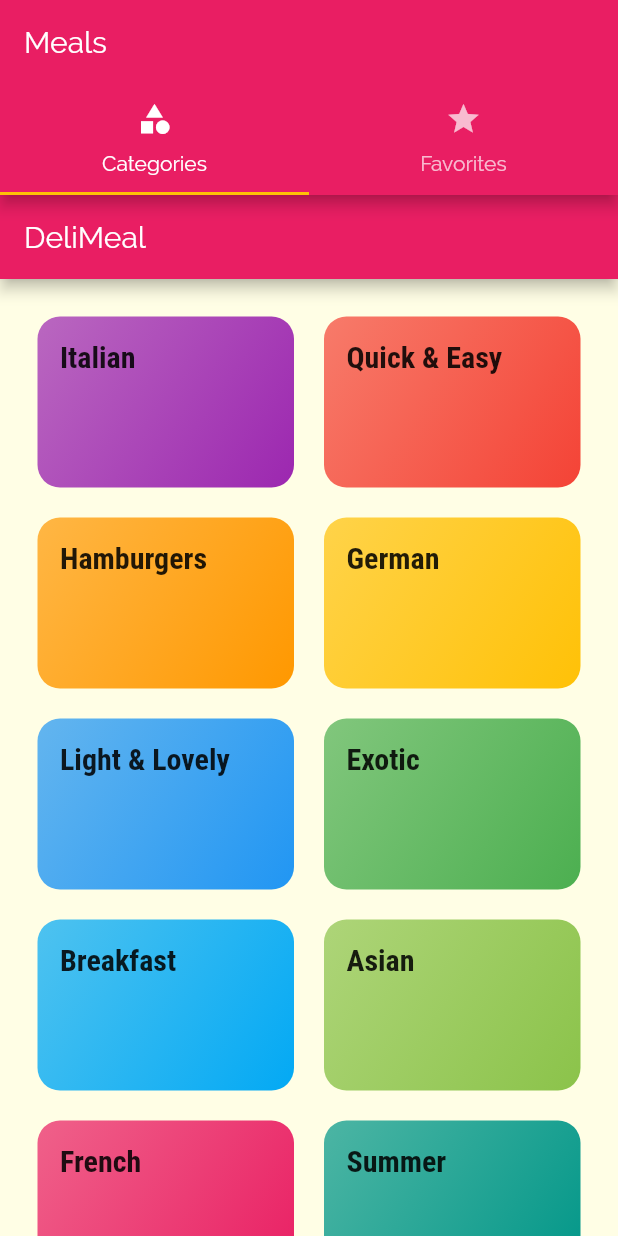
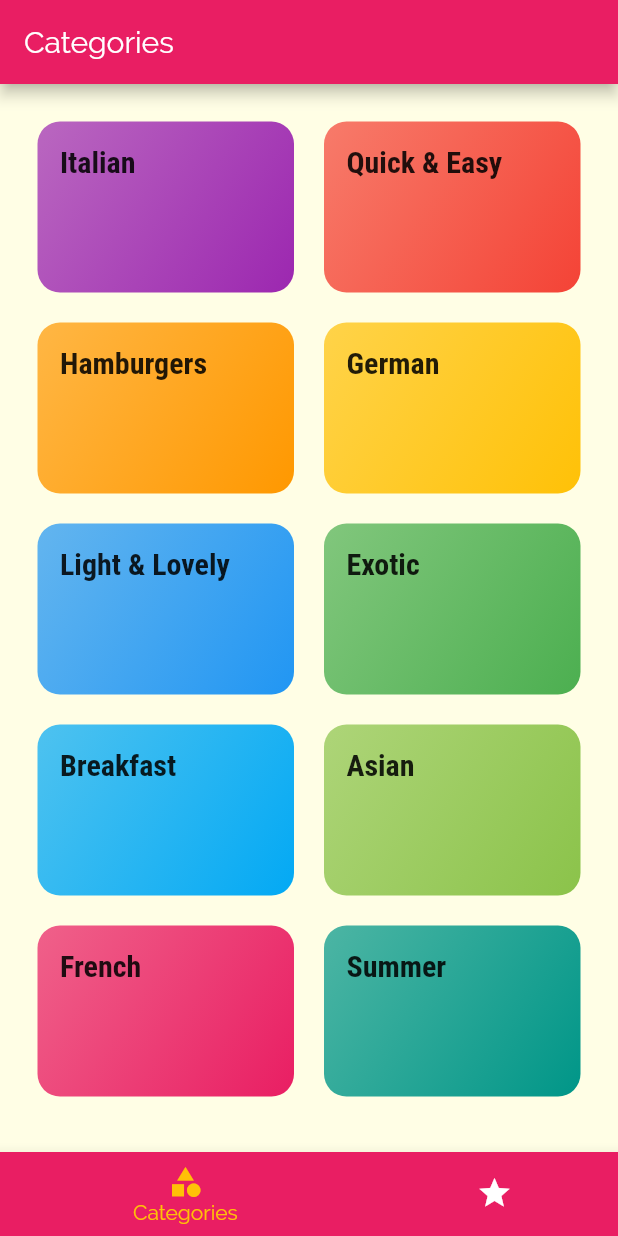
Before and after one commit to Reiko-Developer/MealsApp, a Flutter app: the screen it shows after launch, on a phone screen of 412 x 824 dp. Run offline on Flutter 3.47's test engine with Material 2 defaults, Android fonts, the phone set to English and light mode, and no system bars.

Commit message:
Switched TabBar to bottomTabBar
Putted the 2 icons for the navigation with TabBar at the bottom of the pages.

```diff
--- a/lib/screens/categories_screen.dart
+++ b/lib/screens/categories_screen.dart
@@ -7,11 +7,7 @@ import '../widgets/category_item.dart';
 class CategoriesScreen extends StatelessWidget {
   @override
   Widget build(BuildContext context) {
-    return Scaffold(
-      appBar: AppBar(
-        title: const Text('DeliMeal'),
-      ),
-      body: GridView(
+    return GridView(
       padding: EdgeInsets.all(25),
       children: DUMMY_CATEGORIES
           .map((catData) =>
@@ -23,7 +19,6 @@ class CategoriesScreen extends StatelessWidget {
         crossAxisSpacing: 20,
         mainAxisSpacing: 20,
       ),
-      ),
     );
   }
 }
--- a/lib/screens/favorites_screen.dart
+++ b/lib/screens/favorites_screen.dart
@@ -1,6 +1,6 @@
 import 'package:flutter/material.dart';
 
-class FavoriteScreen extends StatelessWidget {
+class FavoritesScreen extends StatelessWidget {
   @override
   Widget build(BuildContext context) {
     return Center(
--- a/lib/screens/tabs_screen.dart
+++ b/lib/screens/tabs_screen.dart
@@ -9,33 +9,47 @@ class TabScreen extends StatefulWidget {
 }
 
 class _TabScreenState extends State<TabScreen> {
+  final List<Map<String, Object>> _pages = [
+    {'page': CategoriesScreen(), 'title': 'Categories'},
+    {'page': FavoritesScreen(), 'title': 'Your Favorite'},
+  ];
+
+  int _selectedPageIndex = 0;
+
+  void _selectPage(int index) {
+    setState(() {
+      _selectedPageIndex = index;
+    });
+  }
+
   @override
   Widget build(BuildContext context) {
-    return DefaultTabController(
-      length: 2,
-      child: Scaffold(
-        appBar: AppBar(
-          title: Text('Meals'),
-          bottom: TabBar(
-            tabs: <Widget>[
-              //The order of the tabs must be the same as the screens below.
-              Tab(
-                icon: Icon(Icons.category),
-                text: 'Categories',
-              ),
-              Tab(
-                icon: Icon(Icons.star),
-                text: 'Favorites',
-              ),
-            ],
+    return Scaffold(
+      appBar: AppBar(
+        title: Text(_pages[_selectedPageIndex]['title']),
+      ),
+      body: _pages[_selectedPageIndex]['page'],
+      bottomNavigationBar: BottomNavigationBar(
+        onTap: _selectPage,
+        backgroundColor: Theme.of(context).primaryColor,
+        unselectedItemColor: Colors.white,
+        selectedItemColor: Theme.of(context).accentColor,
+        currentIndex: _selectedPageIndex,
+        unselectedFontSize: 12,
+        //standard is fixed.
+        //type: BottomNavigationBarType.fixed,
+        type: BottomNavigationBarType.shifting,
+        items: [
+          BottomNavigationBarItem(
+            backgroundColor: Theme.of(context).primaryColor,
+            icon: Icon(Icons.category),
+            title: Text('Categories'),
           ),
-        ),
-        body: TabBarView(
-          children: <Widget>[
-            CategoriesScreen(),
-            FavoriteScreen(),
-          ],
-        ),
+          BottomNavigationBarItem(
+            icon: Icon(Icons.star),
+            title: Text('Favorites'),
+          )
+        ],
       ),
     );
   }
```
Lines whose indentation alone changed are shown as unchanged.
